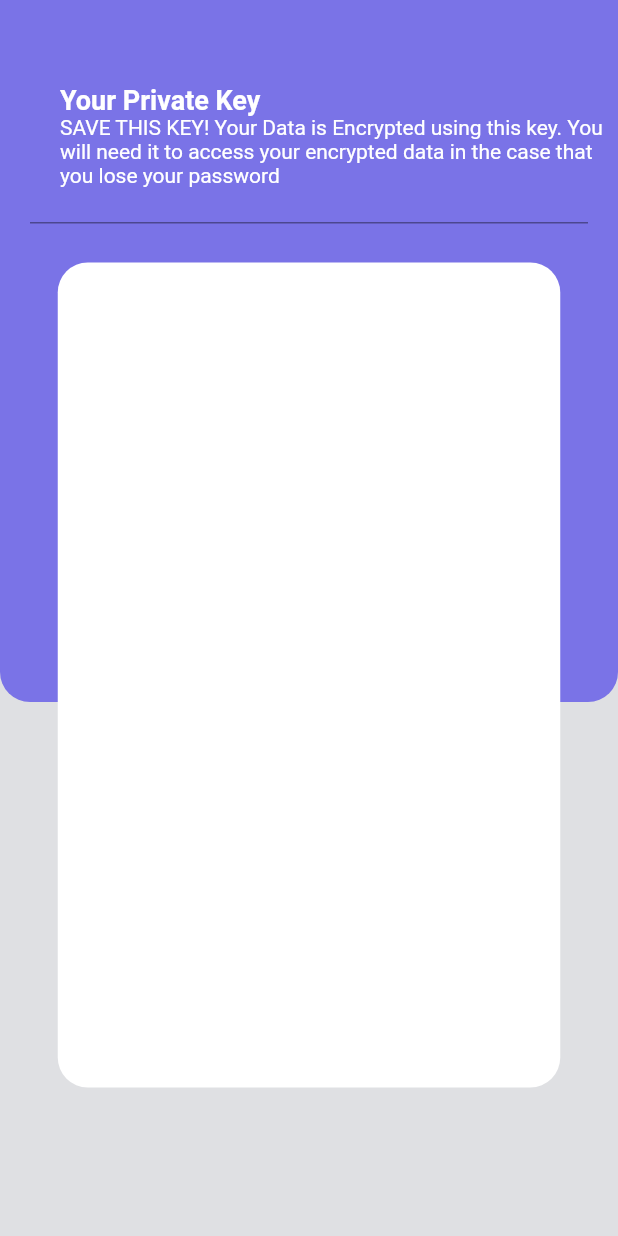
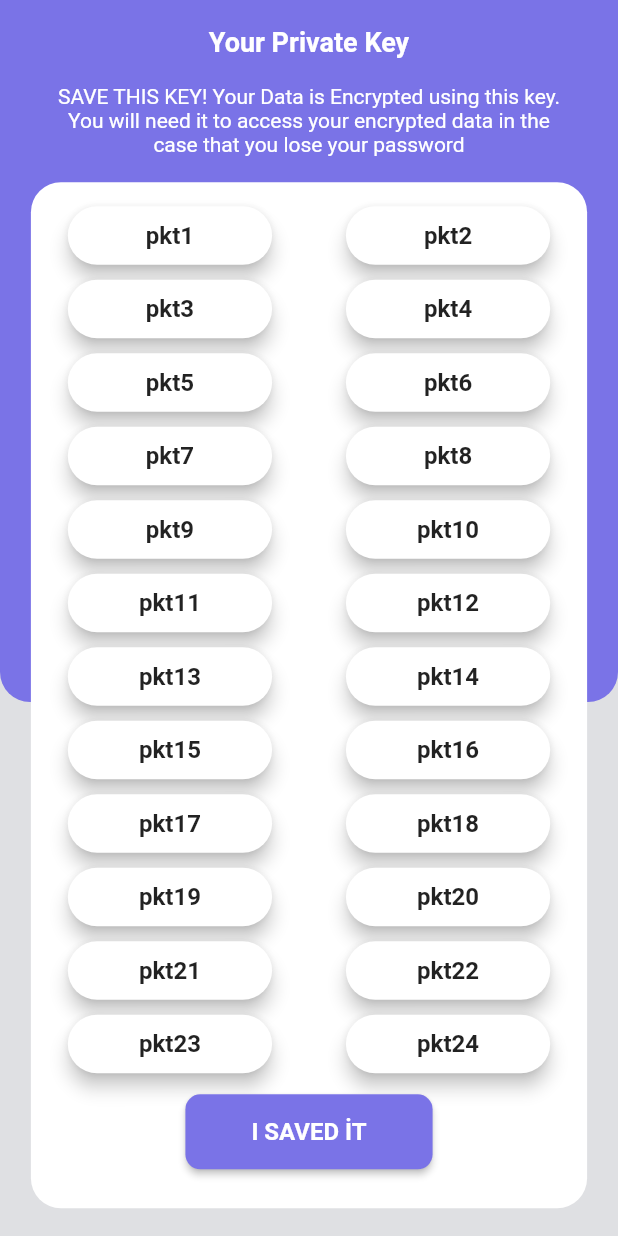
Before and after one commit to KutayYASAR/crypto_vault, a Flutter app: the screen it shows after launch, on a phone screen of 412 x 824 dp. Run offline on Flutter 3.47's test engine with Material 2 defaults, Android fonts, the light colour scheme and no system bars.

Commit message:
resetPassword Screen name Change and hotfix to private key screen

```diff
--- /dev/null
+++ b/lib/create_account_private_key_screen.dart
@@ -0,0 +1,183 @@
+import 'package:crypto_vault/constants.dart';
+import 'package:flutter/material.dart';
+
+var privateKeyData = [
+  ['pkt1', 'pkt2'],
+  ['pkt3', 'pkt4'],
+  ['pkt5', 'pkt6'],
+  ['pkt7', 'pkt8'],
+  ['pkt9', 'pkt10'],
+  ['pkt11', 'pkt12'],
+  ['pkt13', 'pkt14'],
+  ['pkt15', 'pkt16'],
+  ['pkt17', 'pkt18'],
+  ['pkt19', 'pkt20'],
+  ['pkt21', 'pkt22'],
+  ['pkt23', 'pkt24'],
+];
+
+class CreateAccountPrivateKeyScreen extends StatelessWidget {
+  const CreateAccountPrivateKeyScreen({Key? key}) : super(key: key);
+
+  @override
+  Widget build(BuildContext context) {
+    Size size = MediaQuery.of(context).size;
+    return Scaffold(
+      appBar: AppBar(
+        backgroundColor: kPrimaryColor,
+        elevation: 0.0,
+        title: Center(
+          child: Text(
+            'Your Private Key',
+            style: TextStyle(
+                color: Colors.white, fontSize: 18, fontWeight: FontWeight.w700),
+            textAlign: TextAlign.left,
+          ),
+        ),
+      ),
+      body: Container(
+        height: size.height,
+        width: double.infinity,
+        child: Stack(
+          alignment: Alignment.topCenter,
+          children: <Widget>[
+            Container(
+                decoration: const BoxDecoration(
+                    color: kPrimaryColor,
+                    borderRadius:
+                        BorderRadius.vertical(bottom: Radius.circular(20))),
+                height: size.height / 2),
+            Container(
+              margin: EdgeInsets.only(left: 30, right: 30),
+              alignment: Alignment.center,
+              child: Column(
+                crossAxisAlignment: CrossAxisAlignment.start,
+                children: const [
+                  Text(
+                    'SAVE THIS KEY! Your Data is Encrypted using this key. You will need it to access your encrypted data in the case that you lose your password ',
+                    style: TextStyle(
+                        color: Colors.white,
+                        fontSize: 14,
+                        fontWeight: FontWeight.w400),
+                    textAlign: TextAlign.center,
+                  ),
+                ],
+              ),
+            ),
+            Column(
+              mainAxisAlignment: MainAxisAlignment.center,
+              children: [
+                Padding(
+                  padding: const EdgeInsets.only(top: 47),
+                  child: Container(
+                    height: MediaQuery.of(context).size.height * 0.83,
+                    width: MediaQuery.of(context).size.width * 0.90,
+                    decoration: const BoxDecoration(
+                      borderRadius: BorderRadius.all(Radius.circular(20)),
+                      color: Colors.white,
+                    ),
+                    child: Column(
+                      children: [
+                        Container(
+                          margin: EdgeInsets.only(top: 10),
+                          child: ListView.builder(
+                            physics: NeverScrollableScrollPhysics(),
+                            shrinkWrap: true,
+                            itemBuilder: (BuildContext context, int index) {
+                              return createAccountPrivateKeyCard(
+                                  context,
+                                  privateKeyData[index][0],
+                                  privateKeyData[index][1]);
+                            },
+                            itemCount: privateKeyData.length,
+                          ),
+                        ),
+                        Container(
+                          margin: EdgeInsets.only(top: 10),
+                          child: SizedBox(
+                            width: MediaQuery.of(context).size.width * 0.4,
+                            height: 50,
+                            child: ElevatedButton(
+                              onPressed: () {
+                                Navigator.push(
+                                    context,
+                                    MaterialPageRoute(
+                                        builder: (context) =>
+                                            CreateAccountPrivateKeyScreen()));
+                              },
+                              child: Text('I SAVED İT',
+                                  style: TextStyle(
+                                      color: Colors.white,
+                                      fontSize: 16,
+                                      fontWeight: FontWeight.w600)),
+                              style: ButtonStyle(
+                                  shape: MaterialStateProperty.all<
+                                          RoundedRectangleBorder>(
+                                      RoundedRectangleBorder(
+                                          borderRadius:
+                                              BorderRadius.circular(10))),
+                                  backgroundColor:
+                                      MaterialStateProperty.all(kPrimaryColor)),
+                            ),
+                          ),
+                        )
+                      ],
+                    ),
+                  ),
+                ),
+              ],
+            ),
+          ],
+        ),
+      ),
+    );
+  }
+
+  Padding createAccountPrivateKeyCard(
+      BuildContext context, String privateKeyText1, privateKeyText2) {
+    return Padding(
+      padding: const EdgeInsets.only(top: 2),
+      child: Row(
+        mainAxisAlignment: MainAxisAlignment.spaceAround,
+        children: [
+          SizedBox(
+            width: MediaQuery.of(context).size.width * 0.35,
+            child: Card(
+              elevation: 5,
+              clipBehavior: Clip.antiAlias,
+              shape: RoundedRectangleBorder(
+                  borderRadius: BorderRadius.circular(20)),
+              child: Padding(
+                  padding: const EdgeInsets.fromLTRB(15, 10, 15, 10),
+                  child: Center(
+                    child: Text(
+                      privateKeyText1,
+                      style: const TextStyle(
+                          fontWeight: FontWeight.w700, fontSize: 16),
+                    ),
+                  )),
+            ),
+          ),
+          SizedBox(
+            width: MediaQuery.of(context).size.width * 0.35,
+            child: Card(
+              elevation: 5,
+              clipBehavior: Clip.antiAlias,
+              shape: RoundedRectangleBorder(
+                  borderRadius: BorderRadius.circular(20)),
+              child: Padding(
+                  padding: const EdgeInsets.fromLTRB(15, 10, 15, 10),
+                  child: Center(
+                    child: Text(
+                      privateKeyText2,
+                      style: const TextStyle(
+                          fontWeight: FontWeight.w700, fontSize: 16),
+                    ),
+                  )),
+            ),
+          ),
+        ],
+      ),
+    );
+  }
+}
--- a/lib/main.dart
+++ b/lib/main.dart
@@ -1,6 +1,6 @@
 // ignore_for_file: prefer_const_constructors
 import 'package:crypto_vault/constants.dart';
-import 'package:crypto_vault/resetPassword.dart';
+import 'package:crypto_vault/create_account_private_key_screen.dart';
 import 'package:flutter/material.dart';
 
 void main() {
@@ -18,7 +18,7 @@ class MyApp extends StatelessWidget {
       theme: ThemeData(
           primaryColor: kPrimaryColor,
           scaffoldBackgroundColor: kPrimaryLightColor),
-      home: ResetPassword(),
+      home: CreateAccountPrivateKeyScreen(),
     );
   }
 }
--- a/lib/resetPassword.dart
+++ /dev/null
@@ -1,92 +0,0 @@
-import 'package:crypto_vault/constants.dart';
-import 'package:flutter/material.dart';
-
-class ResetPassword extends StatelessWidget {
-  const ResetPassword({Key? key}) : super(key: key);
-
-  @override
-  Widget build(BuildContext context) {
-    Size size = MediaQuery.of(context).size;
-    return Scaffold(
-      appBar: AppBar(
-        backgroundColor: kPrimaryColor,
-        elevation: 0.0,
-      ),
-      body: Container(
-        height: size.height,
-        width: double.infinity,
-        child: Stack(
-          alignment: Alignment.topCenter,
-          children: <Widget>[
-            Container(
-                decoration: const BoxDecoration(
-                    color: kPrimaryColor,
-                    borderRadius:
-                        BorderRadius.vertical(bottom: Radius.circular(20))),
-                height: size.height / 2),
-            Column(
-              mainAxisAlignment: MainAxisAlignment.spaceBetween,
-              children: [
-                Padding(
-                  padding: const EdgeInsets.only(left: 40),
-                  child: Container(
-                    alignment: Alignment.center,
-                    child: Column(
-                      crossAxisAlignment: CrossAxisAlignment.start,
-                      children: [
-                        Padding(
-                          padding: const EdgeInsets.all(0.0),
-                          child: Text(
-                            'Your Private Key',
-                            style: TextStyle(
-                                color: Colors.white,
-                                fontSize: 18,
-                                fontWeight: FontWeight.w700),
-                            textAlign: TextAlign.left,
-                          ),
-                        ),
-                        Padding(
-                          padding: const EdgeInsets.all(0.0),
-                          child: Text(
-                            'SAVE THIS KEY! Your Data is Encrypted using this key. You will need it to access your encrypted data in the case that you lose your password ',
-                            style: TextStyle(
-                                color: Colors.white,
-                                fontSize: 14,
-                                fontWeight: FontWeight.w400),
-                            textAlign: TextAlign.left,
-                          ),
-                        ),
-                      ],
-                    ),
-                  ),
-                ),
-              ],
-            ),
-            Column(
-              mainAxisAlignment: MainAxisAlignment.center,
-              children: [
-                Padding(
-                  padding: const EdgeInsets.only(top: 20),
-                  child: Container(
-                    height: 550,
-                    width: 335,
-                    decoration: const BoxDecoration(
-                      borderRadius: BorderRadius.all(Radius.circular(20)),
-                      color: Colors.white,
-                    ),
-                  ),
-                ),
-              ],
-            ),
-            const Padding(
-              padding: const EdgeInsets.fromLTRB(20, 45, 20, 0),
-              child: TextField(
-                decoration: InputDecoration(),
-              ),
-            ),
-          ],
-        ),
-      ),
-    );
-  }
-}
```
